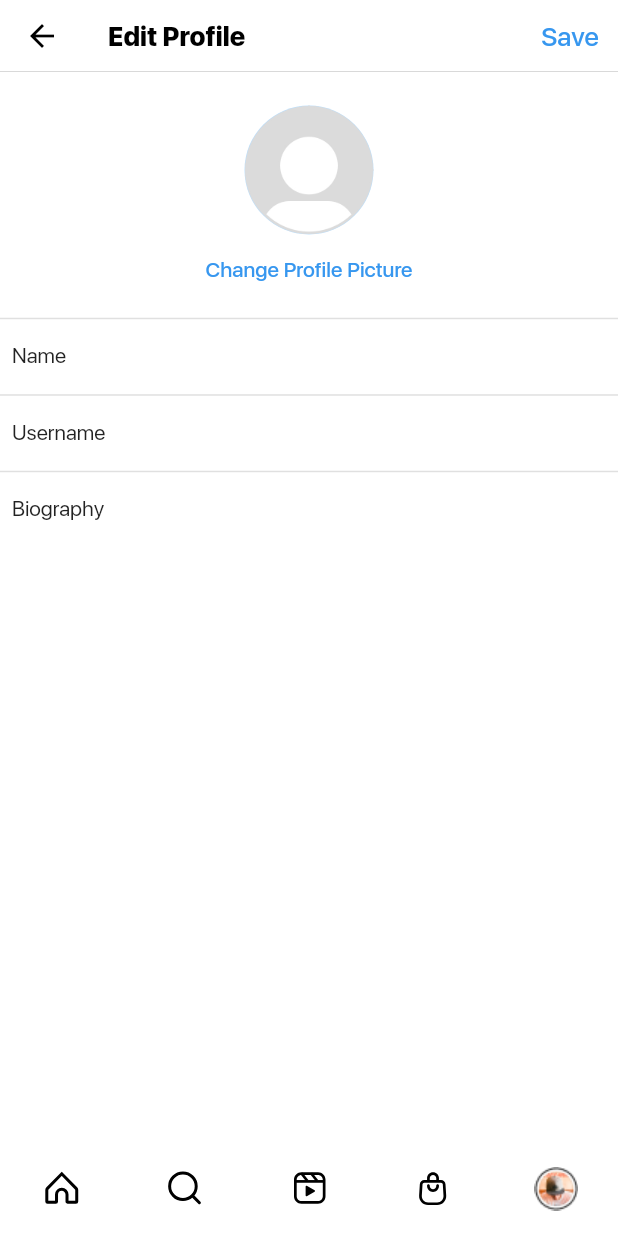
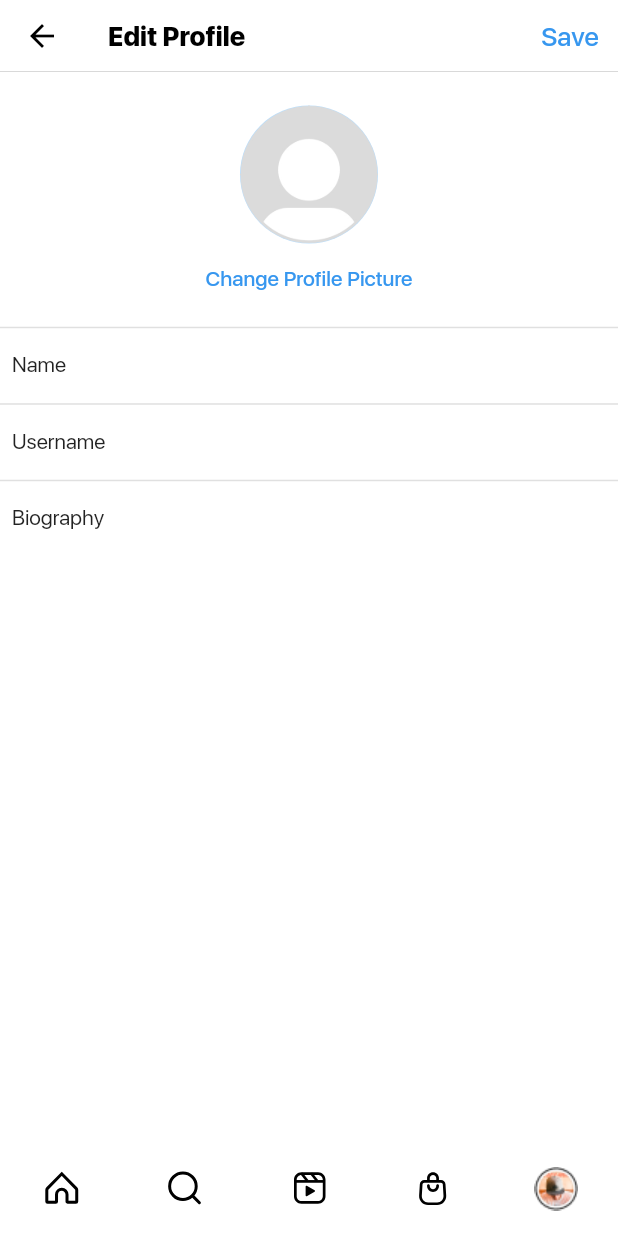
Before and after one commit to emirhalici/instaclone, a Flutter app: the screen it shows once a user with an empty profile is signed in, item 5 of the bottom bar chosen, after a tap on "Edit Profile", on a phone screen of 412 x 824 dp. Run offline on Flutter 3.47's test engine with Material 2 defaults, Android fonts, the phone set to English and light mode, and no system bars; our stand-ins replace cached_network_image, carousel_slider, cloud_firestore, firebase_auth, firebase_core, firebase_storage and 4 more; accounts and stored records are empty; project files that could hold a hidden picture were left out.

```diff
--- a/lib/screens/home_page/messenger_add_page.dart
+++ b/lib/screens/home_page/messenger_add_page.dart
@@ -1,4 +1,3 @@
-import 'package:cached_network_image/cached_network_image.dart';
 import 'package:flutter/material.dart';
 import 'package:flutter_screenutil/flutter_screenutil.dart';
 import 'package:instaclone/models/chat_model.dart';
--- a/lib/screens/home_page/messenger_page.dart
+++ b/lib/screens/home_page/messenger_page.dart
@@ -1,4 +1,3 @@
-import 'package:cached_network_image/cached_network_image.dart';
 import 'package:flutter/material.dart';
 import 'package:flutter_screenutil/flutter_screenutil.dart';
 import 'package:instaclone/models/chat_model.dart';
@@ -7,6 +6,7 @@ import 'package:instaclone/providers/home_page_provider.dart';
 import 'package:instaclone/screens/home_page/messenger_add_page.dart';
 import 'package:instaclone/screens/home_page/messenger_chat_page.dart';
 import 'package:instaclone/utils/project_constants.dart';
+import 'package:instaclone/utils/project_utils.dart';
 import 'package:provider/provider.dart';
 
 class MessengerPage extends StatefulWidget {
@@ -142,11 +142,9 @@ class _MessengerPageState extends State<MessengerPage> with AutomaticKeepAliveCl
                         padding: const EdgeInsets.all(16.0),
                         child: Row(
                           children: [
-                            CircleAvatar(
-                              foregroundImage: (chat.users!.isNotEmpty && chat.users![0].profilePic != '')
-                                  ? CachedNetworkImageProvider(chat.users![0].profilePic)
-                                  : const AssetImage('assets/images/default_profile_pic.png') as ImageProvider,
-                              radius: 26,
+                            ProjectUtils.profilePictureAvatar(
+                              (chat.users == null || chat.users!.isNotEmpty) ? '' : chat.users![0].profilePic,
+                              26,
                             ),
                             const SizedBox(width: 8),
                             Flexible(
--- a/lib/screens/profile_page/edit_profile_page.dart
+++ b/lib/screens/profile_page/edit_profile_page.dart
@@ -1,4 +1,3 @@
-import 'package:cached_network_image/cached_network_image.dart';
 import 'package:flutter/material.dart';
 import 'package:flutter_screenutil/flutter_screenutil.dart';
 import 'package:image_picker/image_picker.dart';
@@ -165,21 +164,7 @@ class _EditProfilePageState extends State<EditProfilePage> {
             child: GestureDetector(
               onTap: () => ProjectUtils.showBottomSheet(context, (context) => changeProfilePicMenu(context)),
               child: Center(
-                child: widget.user.profilePic == ''
-                    ? const SizedBox(
-                        width: 86.0,
-                        height: 86.0,
-                        child: CircleAvatar(
-                          foregroundImage: AssetImage('assets/images/default_profile_pic.png'),
-                        ),
-                      )
-                    : SizedBox(
-                        width: 86.0,
-                        height: 86.0,
-                        child: CircleAvatar(
-                          foregroundImage: CachedNetworkImageProvider(widget.user.profilePic),
-                        ),
-                      ),
+                child: ProjectUtils.profilePictureAvatar(widget.user.profilePic, 46.0),
               ),
             ),
           ),
--- a/lib/screens/profile_page/profile_page.dart
+++ b/lib/screens/profile_page/profile_page.dart
@@ -1,4 +1,3 @@
-import 'package:cached_network_image/cached_network_image.dart';
 import 'package:flutter/material.dart';
 import 'package:flutter_screenutil/flutter_screenutil.dart';
 import 'package:flutter_svg/svg.dart';
@@ -146,17 +145,7 @@ class _ProfilePageState extends State<ProfilePage> {
           Row(
             mainAxisAlignment: MainAxisAlignment.spaceBetween,
             children: [
-              userData['profilePic'] == null || userData['profilePic'] == ''
-                  ? const SizedBox(
-                      width: 86.0,
-                      height: 86.0,
-                      child: CircleAvatar(foregroundImage: AssetImage('assets/images/default_profile_pic.png')),
-                    )
-                  : SizedBox(
-                      width: 86.0,
-                      height: 86.0,
-                      child: CircleAvatar(foregroundImage: CachedNetworkImageProvider(userData['profilePic'])),
-                    ),
+              ProjectUtils.profilePictureAvatar(userData['profilePic'] ?? '', 46),
               Column(
                 children: [
                   Text(
--- a/lib/utils/project_utils.dart
+++ b/lib/utils/project_utils.dart
@@ -1,3 +1,4 @@
+import 'package:cached_network_image/cached_network_image.dart';
 import 'package:flutter/material.dart';
 import 'package:instaclone/utils/project_constants.dart';
 import 'package:intl/intl.dart';
@@ -65,4 +66,11 @@ class ProjectUtils {
       builder: builder,
     );
   }
+
+  static Widget profilePictureAvatar(String picture, double? radius) => CircleAvatar(
+        radius: radius,
+        foregroundImage: picture == ''
+            ? const AssetImage('assets/images/default_profile_pic.png') as ImageProvider
+            : CachedNetworkImageProvider(picture),
+      );
 }
```
Also changed, not shown: lib/screens/home_page/messenger_chat_page.dart (+6 -15 lines), lib/screens/profile_page/profile_page_general.dart (+2 -12 lines), lib/widgets/checkbox_list_tile_widget.dart (+2 -7 lines), lib/widgets/comment_widget.dart (+4 -5 lines), lib/widgets/post_comments_widget.dart (+2 -12 lines), lib/widgets/post_widget.dart (+1 -6 lines).
